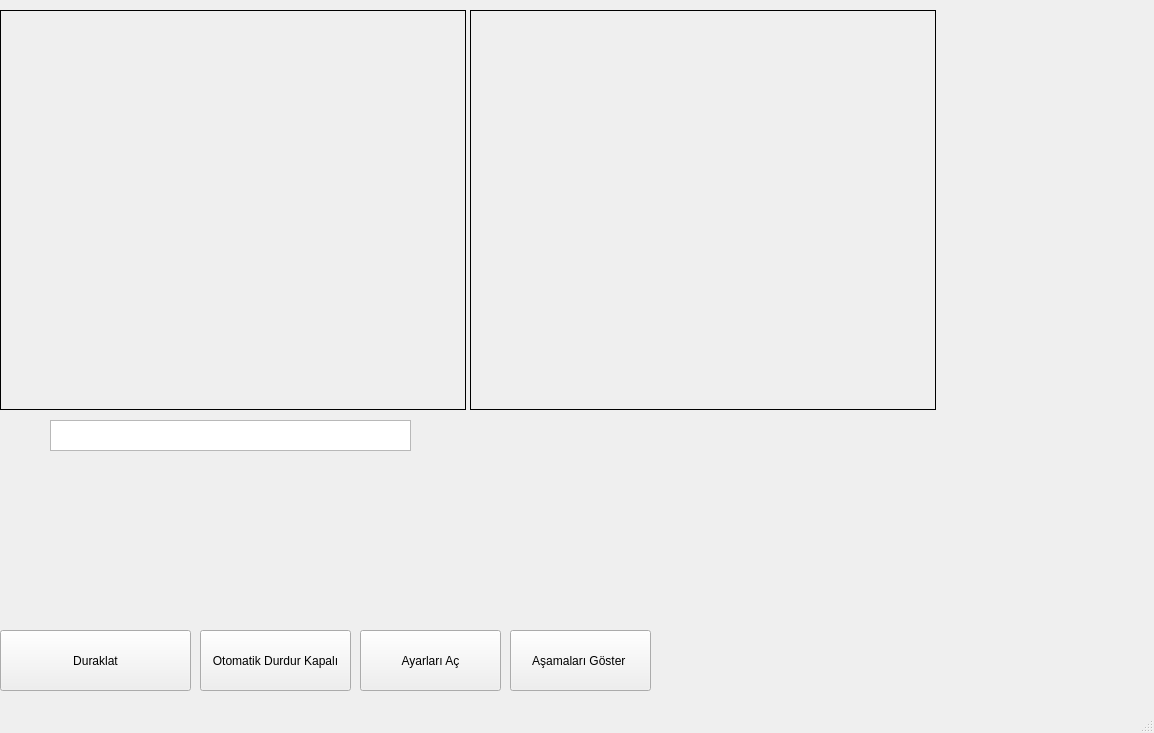
Before: the Qt Designer form Anaform.ui in byyasar/goruntuisleme, drawn with Qt 5.
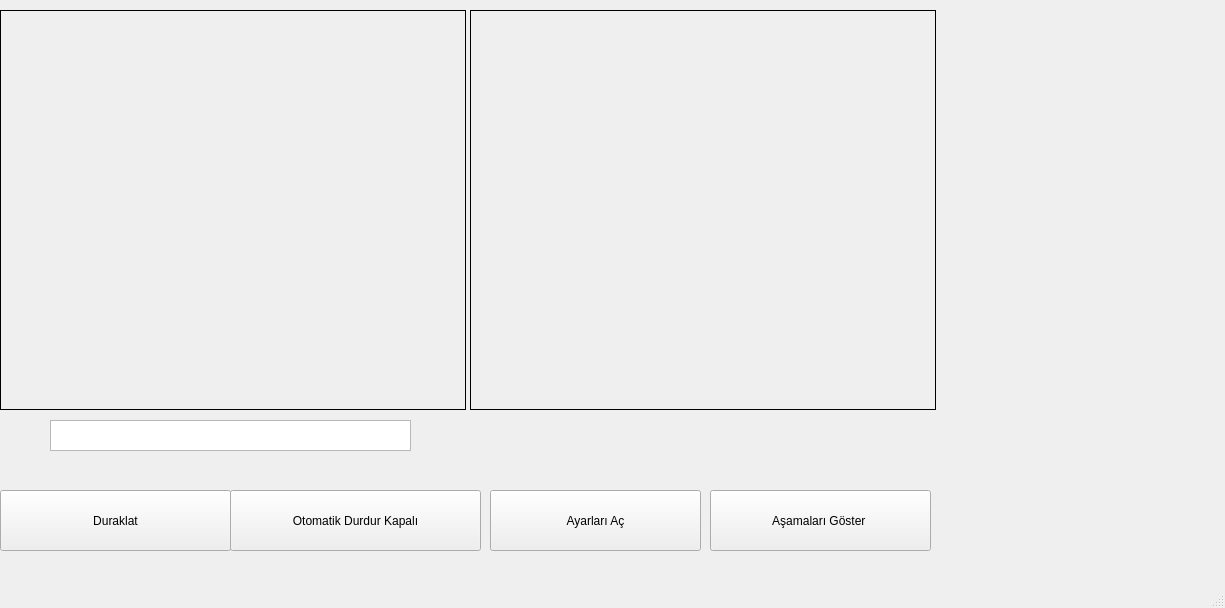
After: the same form once the commit is applied. Icons and pictures are not drawn.

Diff of the .ui file:
```diff
--- a/Anaform.ui
+++ b/Anaform.ui
@@ -6,8 +6,8 @@
    <rect>
     <x>0</x>
     <y>0</y>
-    <width>1154</width>
-    <height>733</height>
+    <width>1225</width>
+    <height>608</height>
    </rect>
   </property>
   <property name="windowTitle">
@@ -22,8 +22,8 @@
     <property name="geometry">
      <rect>
       <x>0</x>
-      <y>630</y>
-      <width>191</width>
+      <y>490</y>
+      <width>231</width>
       <height>61</height>
      </rect>
     </property>
@@ -66,9 +66,9 @@
    <widget class="QPushButton" name="btnOtomatikDurdur">
     <property name="geometry">
      <rect>
-      <x>200</x>
-      <y>630</y>
-      <width>151</width>
+      <x>230</x>
+      <y>490</y>
+      <width>251</width>
       <height>61</height>
      </rect>
     </property>
@@ -89,9 +89,9 @@
    <widget class="QPushButton" name="btnAyarlar">
     <property name="geometry">
      <rect>
-      <x>360</x>
-      <y>630</y>
-      <width>141</width>
+      <x>490</x>
+      <y>490</y>
+      <width>211</width>
       <height>61</height>
      </rect>
     </property>
@@ -125,9 +125,9 @@
    <widget class="QPushButton" name="btnAsamalar">
     <property name="geometry">
      <rect>
-      <x>510</x>
-      <y>630</y>
-      <width>141</width>
+      <x>710</x>
+      <y>490</y>
+      <width>221</width>
       <height>61</height>
      </rect>
     </property>
```
Left out of the diff: 4 changed lines with no effect on the pictures.
